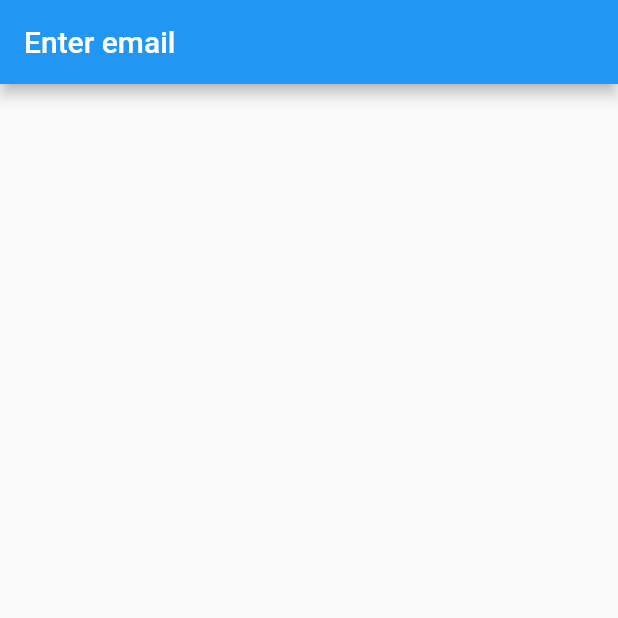
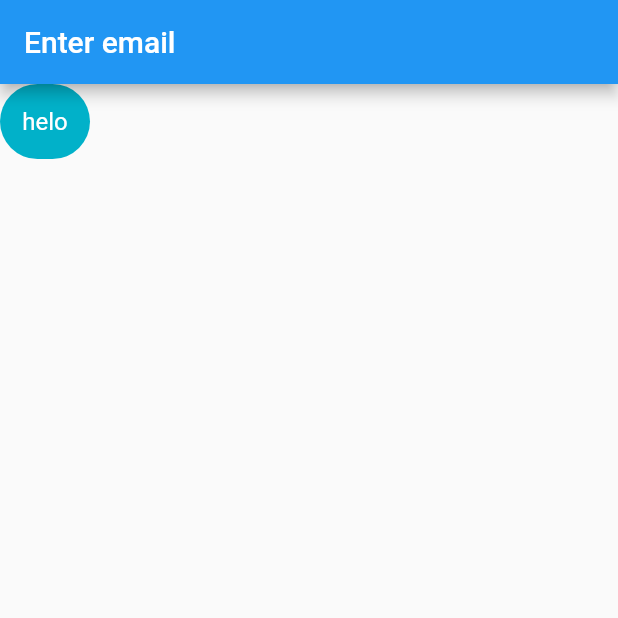
Before and after one commit to ThisIsAnshMalik/mvvm_mvc_with_getx, a Flutter app: the screen it shows after launch, on a phone screen of 412 x 824 dp, the top half of it. Run offline on Flutter 3.47's test engine with Material 2 defaults, Android fonts, the phone set to English and light mode, and no system bars; our stand-ins replace fluttertoast, get.

Commit message:
some common Components created

```diff
--- /dev/null
+++ b/lib/res/components/round_button.dart
@@ -0,0 +1,43 @@
+import 'package:flutter/material.dart';
+import 'package:mvvm_mvc_with_getx/res/Colors/app_colors.dart';
+
+class RoundeButton extends StatelessWidget {
+  const RoundeButton(
+      {Key? key,
+      required this.title,
+      required this.onPress,
+      this.buttonColor = AppColor.primaryButtonColor,
+      this.textColor = AppColor.wightColor,
+      this.width = 60,
+      this.height = 50,
+      this.loading = false})
+      : super(key: key);
+
+  final bool loading;
+  final String title;
+  final double height, width;
+  final VoidCallback onPress;
+  final Color textColor, buttonColor;
+  @override
+  Widget build(BuildContext context) {
+    return Container(
+      height: height,
+      width: width,
+      decoration: BoxDecoration(
+          color: buttonColor, borderRadius: BorderRadius.circular(50)),
+      child: loading
+          ? Center(
+              child: CircularProgressIndicator(),
+            )
+          : Center(
+              child: Text(
+                title,
+                style: Theme.of(context)
+                    .textTheme
+                    .titleMedium!
+                    .copyWith(color: textColor),
+              ),
+            ),
+    );
+  }
+}
--- a/lib/res/getx_localization.dart/languages.dart
+++ b/lib/res/getx_localization.dart/languages.dart
@@ -7,11 +7,17 @@ class Languages extends Translations {
           'email_hint': 'Enter email',
           'internet_exception':
               'We are unable to show result.\nPlease check yout network conection',
+          'general_exception':
+              'We are unable to process ur request\nPlease try again',
+          'retry': 'Retry',
         },
         'hi_ID': {
           'email_hint': ' ईमेल दर्ज करें ',
           'internet_exception':
-              'हम परिणाम दिखाने में असमर्थ हैं।\nकृपया अपने नेटवर्क कनेक्शन की जाँच करें'
+              'हम परिणाम दिखाने में असमर्थ हैं।\nकृपया अपने नेटवर्क कनेक्शन की जाँच करें',
+          'general_exception':
+              'हम आपके अनुरोध को संसाधित करने में असमर्थ हैं।\nकृपया पुनः प्रयास करें',
+          'retry': 'पुन: प्रयास करें'
         }
       };
 }
--- a/lib/view/splash_screen.dart
+++ b/lib/view/splash_screen.dart
@@ -1,5 +1,9 @@
 import 'package:flutter/material.dart';
 import 'package:get/get.dart';
+import 'package:mvvm_mvc_with_getx/data/app_exception.dart';
+import 'package:mvvm_mvc_with_getx/res/components/general_exception_widget.dart';
+import 'package:mvvm_mvc_with_getx/res/components/internet_exception_widget.dart';
+import 'package:mvvm_mvc_with_getx/res/components/round_button.dart';
 
 class SplashScreen extends StatefulWidget {
   const SplashScreen({Key? key}) : super(key: key);
@@ -12,7 +16,7 @@ class _SplashScreenState extends State<SplashScreen> {
   @override
   Widget build(BuildContext context) {
     return Scaffold(
-      appBar: AppBar(title: Text('email_hint'.tr)),
-    );
+        appBar: AppBar(title: Text('email_hint'.tr)),
+        body: RoundeButton(title: "helo", onPress: (() {})));
   }
 }
```
Also changed, not shown: lib/res/components/general_exception_widget.dart (added, +59 -0 lines), lib/res/components/internet_exception_widget.dart (added, +60 -0 lines).
